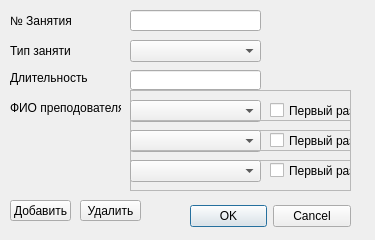
Qt form gui/classeditwindow.ui (vitk0/vitk0) before a commit.
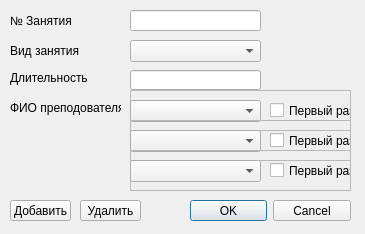
The same form after that commit.

```diff
--- a/gui/classeditwindow.ui
+++ b/gui/classeditwindow.ui
@@ -6,10 +6,28 @@
    <rect>
     <x>0</x>
     <y>0</y>
-    <width>375</width>
-    <height>240</height>
+    <width>365</width>
+    <height>234</height>
    </rect>
   </property>
+  <property name="sizePolicy">
+   <sizepolicy hsizetype="Fixed" vsizetype="Fixed">
+    <horstretch>0</horstretch>
+    <verstretch>0</verstretch>
+   </sizepolicy>
+  </property>
+  <property name="minimumSize">
+   <size>
+    <width>365</width>
+    <height>234</height>
+   </size>
+  </property>
+  <property name="maximumSize">
+   <size>
+    <width>365</width>
+    <height>234</height>
+   </size>
+  </property>
   <property name="windowTitle">
    <string>Редактирование</string>
   </property>
@@ -19,7 +37,7 @@
      <x>190</x>
      <y>200</y>
      <width>161</width>
-     <height>32</height>
+     <height>21</height>
     </rect>
    </property>
    <property name="orientation">
@@ -70,12 +88,12 @@
     <rect>
      <x>10</x>
      <y>40</y>
-     <width>61</width>
+     <width>71</width>
      <height>21</height>
     </rect>
    </property>
    <property name="text">
-    <string>Тип занятия</string>
+    <string>Вид занятия</string>
    </property>
   </widget>
   <widget class="QLabel" name="label_3">
```
